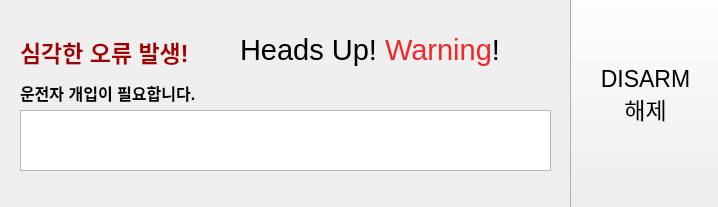
This is watchDog/alertScreen.ui in DGIST-ARTIV/Integrated_SW as Qt 5 draws it before an edit. The edited form follows.
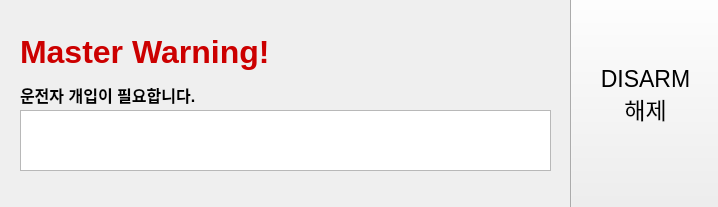
This is the edited form.

```diff
--- a/watchDog/alertScreen.ui
+++ b/watchDog/alertScreen.ui
@@ -26,9 +26,9 @@
    <widget class="QLabel" name="label">
     <property name="geometry">
      <rect>
-      <x>240</x>
+      <x>491</x>
       <y>20</y>
-      <width>271</width>
+      <width>20</width>
       <height>61</height>
      </rect>
     </property>
@@ -38,7 +38,7 @@
      </font>
     </property>
     <property name="text">
-     <string>&lt;html&gt;&lt;head/&gt;&lt;body&gt;&lt;p&gt;&lt;span style=&quot; font-size:22pt;&quot;&gt;Heads Up! &lt;/span&gt;&lt;span style=&quot; font-size:22pt; color:#ef2929;&quot;&gt;Warning&lt;/span&gt;&lt;span style=&quot; font-size:22pt;&quot;&gt;!&lt;/span&gt;&lt;/p&gt;&lt;/body&gt;&lt;/html&gt;</string>
+     <string>&lt;html&gt;&lt;head/&gt;&lt;body&gt;&lt;p&gt;&lt;br/&gt;&lt;/p&gt;&lt;/body&gt;&lt;/html&gt;</string>
     </property>
    </widget>
    <widget class="QPushButton" name="pushButton">
@@ -84,7 +84,7 @@
      <rect>
       <x>20</x>
       <y>30</y>
-      <width>211</width>
+      <width>421</width>
       <height>81</height>
      </rect>
     </property>
@@ -94,7 +94,7 @@
      </font>
     </property>
     <property name="text">
-     <string>&lt;html&gt;&lt;head/&gt;&lt;body&gt;&lt;p&gt;&lt;span style=&quot; font-weight:600; color:#a40000;&quot;&gt;심각한 오류 발생! &lt;/span&gt;&lt;/p&gt;&lt;p&gt;&lt;span style=&quot; font-size:12pt; font-weight:600;&quot;&gt;운전자 개입이 필요합니다.&lt;/span&gt;&lt;/p&gt;&lt;/body&gt;&lt;/html&gt;</string>
+     <string>&lt;html&gt;&lt;head/&gt;&lt;body&gt;&lt;p&gt;&lt;span style=&quot; font-size:24pt; font-weight:600; color:#cc0000;&quot;&gt;Master Warning!&lt;/span&gt;&lt;/p&gt;&lt;p&gt;&lt;span style=&quot; font-size:12pt; font-weight:600;&quot;&gt;운전자 개입이 필요합니다.&lt;/span&gt;&lt;/p&gt;&lt;/body&gt;&lt;/html&gt;</string>
     </property>
    </widget>
   </widget>
```
